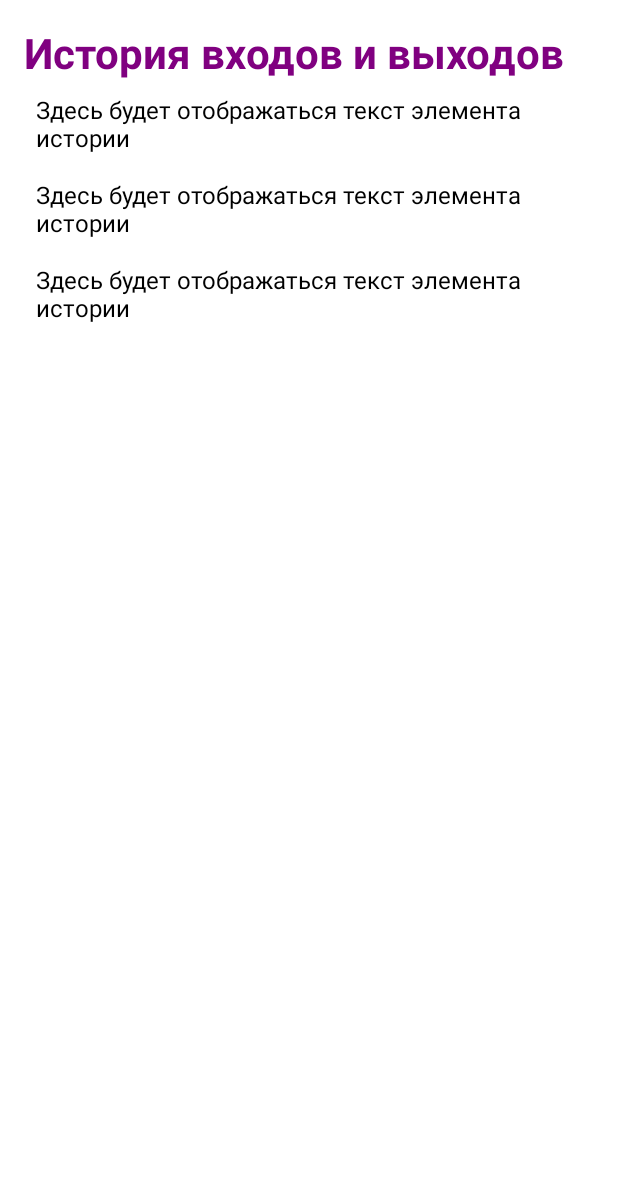
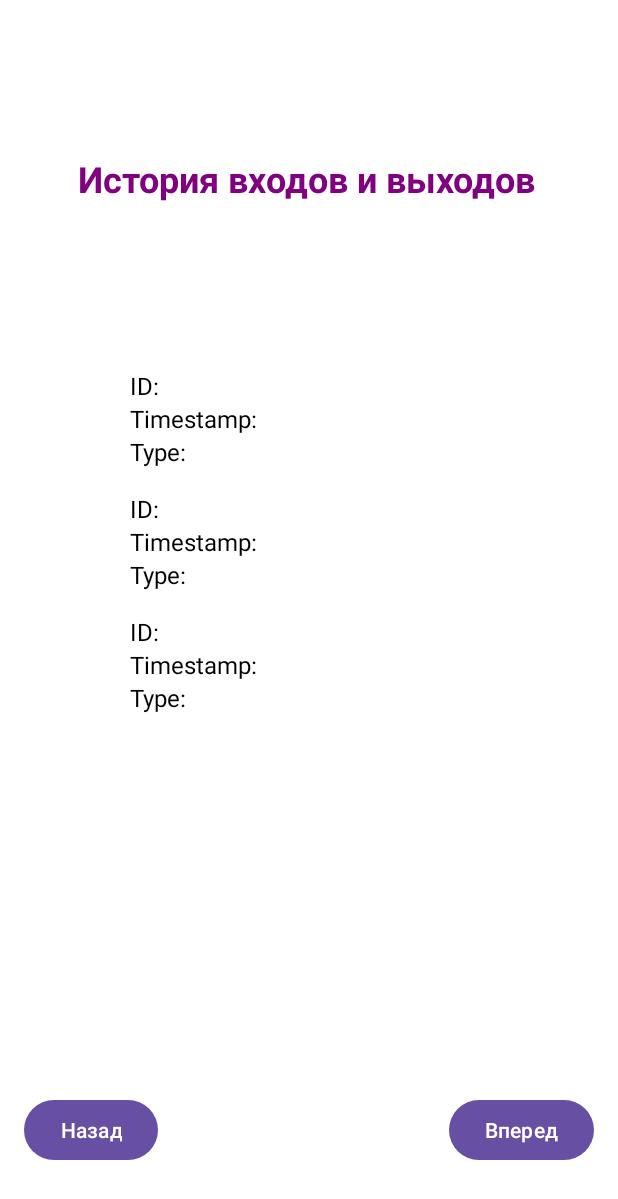
Before and after one commit to anaviel/Employee_access_control_system, an Android app: the layout activity_employee_history.xml on its own in the app's theme, with its tools: preview values and no code run, on a phone screen of 412 x 824 dp. Shown: the top 1199 px of the screen. Run offline under Robolectric (Android 15) with nearby library versions, the phone set to English and light mode, and no system bars.

Commit message:
Внесены изменения

```diff
--- a/app/build.gradle.kts
+++ b/app/build.gradle.kts
@@ -51,6 +51,7 @@ dependencies {
     implementation("com.google.firebase:firebase-analytics")
     implementation ("com.google.firebase:firebase-database-ktx:20.0.3")
     implementation ("com.google.firebase:firebase-auth:21.0.0")
+    implementation("com.google.zxing:core:3.4.1") // Зависимость для работы с QR-кодами
 
 
 }
--- a/app/src/main/java/com/example/employee_access_control_system/AdminAccountActivity.kt
+++ b/app/src/main/java/com/example/employee_access_control_system/AdminAccountActivity.kt
@@ -1,5 +1,6 @@
 package com.example.employee_access_control_system
 
+import android.content.Intent
 import android.os.Bundle
 import android.util.Log
 import android.widget.Button
@@ -57,7 +58,8 @@ class AdminAccountActivity:  AppCompatActivity() {
         }
 
         buttonAdminVisitHistory.setOnClickListener {
-            // Обработчик для кнопки "История посещений"
+            val intent = Intent(this, EmployeeHistoryActivity::class.java)
+            startActivity(intent)
         }
     }
 }
--- a/app/src/main/res/layout/activity_employee_history.xml
+++ b/app/src/main/res/layout/activity_employee_history.xml
@@ -10,26 +10,49 @@
 
     <TextView
         android:id="@+id/textView"
-        android:layout_width="wrap_content"
-        android:layout_height="wrap_content"
+        android:layout_width="396dp"
+        android:layout_height="48dp"
+        android:layout_marginStart="36dp"
         android:text="История входов и выходов"
-        android:textSize="28sp"
+        android:textColor="@color/purple"
+        android:textSize="24sp"
         android:textStyle="bold"
-        android:textColor="@color/purple"
+        app:layout_constraintBottom_toTopOf="@id/recyclerView"
         app:layout_constraintStart_toStartOf="parent"
-        app:layout_constraintTop_toTopOf="parent"
-        app:layout_constraintBottom_toTopOf="@id/recyclerView" />
+        app:layout_constraintTop_toTopOf="parent" />
 
     <androidx.recyclerview.widget.RecyclerView
         android:id="@+id/recyclerView"
-        android:layout_width="0dp"
-        android:layout_height="0dp"
-        app:layout_constraintTop_toBottomOf="@id/textView"
+        android:layout_width="274dp"
+        android:layout_height="483dp"
+        android:background="@android:color/transparent"
+        app:layout_constraintBottom_toBottomOf="parent"
+        app:layout_constraintEnd_toEndOf="parent"
+        app:layout_constraintHorizontal_bias="0.59"
         app:layout_constraintStart_toStartOf="parent"
-        app:layout_constraintEnd_toEndOf="parent"
-        app:layout_constraintBottom_toBottomOf="parent"
-        app:layout_constraintVertical_bias="0.0"
-        android:background="@android:color/transparent"
+        app:layout_constraintTop_toBottomOf="@+id/textView"
         tools:listitem="@layout/item_history" />
 
+    <Button
+        android:id="@+id/button1"
+        android:layout_width="wrap_content"
+        android:layout_height="wrap_content"
+        android:layout_marginTop="8dp"
+        android:layout_marginEnd="8dp"
+        android:text="Назад"
+        app:layout_constraintEnd_toStartOf="@id/button2"
+        app:layout_constraintHorizontal_chainStyle="spread_inside"
+        app:layout_constraintStart_toStartOf="parent"
+        app:layout_constraintTop_toBottomOf="@id/recyclerView" />
+
+    <Button
+        android:id="@+id/button2"
+        android:layout_width="wrap_content"
+        android:layout_height="wrap_content"
+        android:layout_marginStart="8dp"
+        android:layout_marginTop="8dp"
+        android:text="Вперед"
+        app:layout_constraintEnd_toEndOf="parent"
+        app:layout_constraintStart_toEndOf="@id/button1"
+        app:layout_constraintTop_toBottomOf="@id/recyclerView" />
 </androidx.constraintlayout.widget.ConstraintLayout>
--- a/app/src/main/res/layout/item_history.xml
+++ b/app/src/main/res/layout/item_history.xml
@@ -1,12 +1,32 @@
 <?xml version="1.0" encoding="utf-8"?>
-<TextView xmlns:android="http://schemas.android.com/apk/res/android"
-    android:id="@+id/historyTextView"
+<LinearLayout xmlns:android="http://schemas.android.com/apk/res/android"
     android:layout_width="match_parent"
     android:layout_height="wrap_content"
     android:padding="8dp"
-    android:textSize="16sp"
-    android:textColor="@android:color/black"
-    android:background="?android:attr/selectableItemBackground"
-    android:clickable="true"
-    android:focusable="true"
-    android:text="Здесь будет отображаться текст элемента истории"/>
+    android:orientation="vertical">
+
+    <TextView
+        android:id="@+id/idTextView"
+        android:layout_width="match_parent"
+        android:layout_height="wrap_content"
+        android:textSize="16sp"
+        android:textColor="@android:color/black"
+        android:text="ID: " />
+
+    <TextView
+        android:id="@+id/timestampTextView"
+        android:layout_width="match_parent"
+        android:layout_height="wrap_content"
+        android:textSize="16sp"
+        android:textColor="@android:color/black"
+        android:text="Timestamp: " />
+
+    <TextView
+        android:id="@+id/typeTextView"
+        android:layout_width="match_parent"
+        android:layout_height="wrap_content"
+        android:textSize="16sp"
+        android:textColor="@android:color/black"
+        android:text="Type: " />
+
+</LinearLayout>
```
Also changed, not shown: app/src/main/java/com/example/employee_access_control_system/AccountActivity.kt (+4 -3 lines), app/src/main/java/com/example/employee_access_control_system/EmployeeHistoryActivity.kt (+57 -13 lines), app/src/main/java/com/example/employee_access_control_system/HistoryAdapter.kt (+13 -8 lines).
